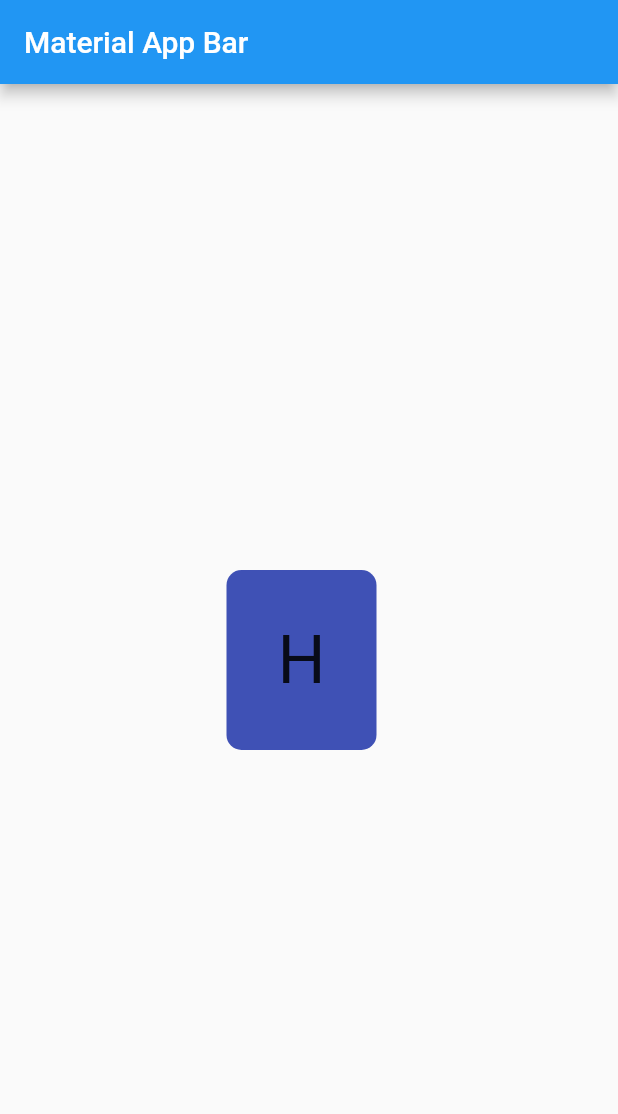
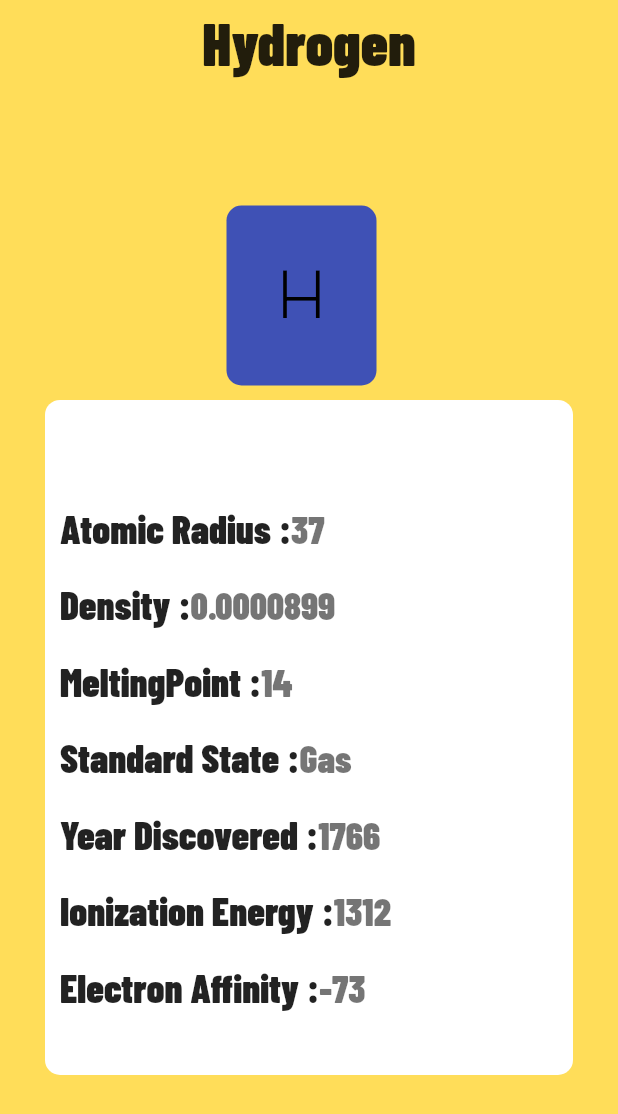
Before and after one commit to shahadatksr/periodo, a Flutter app: the screen it shows after launch, after a tap on an icon or button, on a phone screen of 412 x 824 dp. Shown: the top 1114 px of the screen. Run offline on Flutter 3.47's test engine with Material 2 defaults, Android fonts, the phone set to English and light mode, and no system bars; our stand-ins replace page_transition.

```diff
--- /dev/null
+++ b/lib/constant.dart
@@ -0,0 +1,45 @@
+
+import 'package:flutter/material.dart';
+
+TextStyle kSymbolTextStyle=TextStyle(
+  color: Colors.black,
+  fontFamily: 'Poiret',
+  fontSize: 40,
+  fontWeight: FontWeight.bold,
+  decoration: TextDecoration.none
+);
+
+TextStyle kNameTextStyle=TextStyle(
+  color: Colors.black,
+  fontFamily: 'Barlow',
+  fontSize: 25,
+  //fontWeight: FontWeight.bold,
+  decoration: TextDecoration.none
+);
+
+TextStyle kAppBarTitleTextStyle=TextStyle(
+  color: Colors.black87,
+  fontFamily: 'Barlow',
+  fontSize: 40,
+  //fontWeight: FontWeight.bold,
+  decoration: TextDecoration.none
+);
+
+final yellowColor = const Color(0xfffffdd59);
+
+TextStyle kHeadingTextStyle=TextStyle(
+  color: Colors.black87,
+  fontFamily: 'Barlow',
+  fontSize: 26,
+  //fontWeight: FontWeight.bold,
+  decoration: TextDecoration.none,
+  //textBaseline: TextBaseline.alphabetic,
+);
+TextStyle kSubTextStyle=TextStyle(
+  color: Colors.black54,
+  fontFamily: 'Barlow',
+  fontSize: 25,
+  //fontWeight: FontWeight.bold,
+  decoration: TextDecoration.none,
+  //textBaseline: TextBaseline.alphabetic,
+);
--- a/lib/elementPage.dart
+++ b/lib/elementPage.dart
@@ -1,19 +1,87 @@
 
 import 'package:flutter/material.dart';
+import 'package:flutter/scheduler.dart';
+import 'package:periodo/constant.dart';
 class ElementPage extends StatelessWidget {
   final Map<String, dynamic> jsonVar;
   ElementPage( this.jsonVar);
   @override
   Widget build(BuildContext context) {
+    timeDilation=0.5;
     return MaterialApp(
       debugShowCheckedModeBanner: false,
       title: 'Material App',
       home: Scaffold(
         appBar: AppBar(
-          title: Text('Material App Bar'),
+          backgroundColor: Colors.transparent,
+          elevation: 0,
+          title: Center(
+            child: Text(
+              jsonVar['name'],
+              style: kAppBarTitleTextStyle,
               ),
-        body: Center(
-          child: Hero(
+          ),
+        ),
+        backgroundColor: yellowColor,
+        body: Stack(
+          children: <Widget>[
+            Align(
+              alignment: Alignment(0.0,0.4),
+              child: Container(
+                  height: 450,
+                  margin: EdgeInsets.all(30),
+                  //padding: EdgeInsets.all(5),
+                  decoration: BoxDecoration(
+                    borderRadius: BorderRadius.circular(10),
+                    color: Colors.white,
+                  ),
+                  child: Column(
+                    children: <Widget>[
+                      SizedBox(height: 60,width: MediaQuery.of(context).size.width * 0.9),
+                      //Text("${jsonVar['name']}\n ${jsonVar['atomicMass']} "),
+                      buildTextRow("Atomic Radius","atomicRadius"),
+                      buildTextRow("Density","density"),
+                      buildTextRow("MeltingPoint","meltingPoint"),
+                      buildTextRow("Standard State","standardState"),
+                      buildTextRow("Year Discovered","yearDiscovered"),
+                      buildTextRow("Ionization Energy","ionizationEnergy"),
+                      buildTextRow("Electron Affinity","electronAffinity"),
+                    ],
+                  ),
+              ),
+            ),
+            Align(
+              child: buildHero(),
+              alignment: Alignment(0.0,-0.75),
+              ),
+          ],
+        ),
+      ),
+    );
+  }
+
+  Container buildTextRow(var x,var y) {
+    return Container(
+      padding: EdgeInsets.all(10),
+      child: Row(
+        crossAxisAlignment:CrossAxisAlignment.baseline,
+        textBaseline: TextBaseline.alphabetic,
+        children: <Widget>[
+          Text(
+            '$x :',
+            style: kHeadingTextStyle,
+          ),
+          Text(
+            jsonVar['$y'].toString(),
+            style: kSubTextStyle,
+          )
+        ],
+      ),
+    );
+  }
+
+  Hero buildHero() {
+    return Hero(
           tag: jsonVar['name'],
           child: Container(
             height: 120,
@@ -27,12 +95,7 @@ class ElementPage extends StatelessWidget {
               child: Text(
                 jsonVar['symbol'],
                 textAlign: TextAlign.center,
-                  style: TextStyle(
-                    fontSize: 45
-                  ),
-                  ),
-              ),
-            ),
+                style: kSymbolTextStyle
                 ),
             ),
           ),
--- a/lib/main.dart
+++ b/lib/main.dart
@@ -1,6 +1,8 @@
 import 'dart:convert';
 
 import 'package:flutter/material.dart';
+import 'package:page_transition/page_transition.dart';
+import 'package:periodo/constant.dart';
 
 import 'elementPage.dart';
 import 'widgets/ElementCard.dart';
@@ -21,9 +23,16 @@ class _HomePageState extends State<HomePage> {
   @override
   Widget build(BuildContext context) {
     return Scaffold(
-      backgroundColor: Colors.blueGrey[50],
+      backgroundColor: yellowColor,
       appBar: AppBar(
-        title: Text("Periodo"),
+        title: Center(
+          child: Text(
+            "Periodo",
+            style: kAppBarTitleTextStyle,
+          ),
+        ),
+        backgroundColor: Colors.transparent,
+        elevation: 0,
       ),
       body: Center(
         child: FutureBuilder(
@@ -39,11 +48,11 @@ class _HomePageState extends State<HomePage> {
                     itemBuilder: (BuildContext context, int index) {
                       return FlatButton(
                         onPressed: (){
-                          print(newData[index]);
+                          //print(newData[index]);
                           Navigator.push(context,
-                           MaterialPageRoute(
-                             builder: (BuildContext context)=>
-                             ElementPage(newData[index]),
+                           PageTransition(
+                             type: PageTransitionType.leftToRight,
+                             child:ElementPage(newData[index]),
                            ),
                            );
                         },
--- a/lib/widgets/ElementCard.dart
+++ b/lib/widgets/ElementCard.dart
@@ -1,4 +1,6 @@
 import 'package:flutter/material.dart';
+import 'package:flutter/scheduler.dart';
+import 'package:periodo/constant.dart';
 
 class ElementCard extends StatelessWidget {
   final String tagg;
@@ -10,12 +12,21 @@ class ElementCard extends StatelessWidget {
 
   @override
   Widget build(BuildContext context) {
+    timeDilation=0.5;
     return Container(
       height: 120,
       margin: EdgeInsets.symmetric(vertical: 10),
       decoration: new BoxDecoration(
         color: Colors.white,
         borderRadius: BorderRadius.circular(10),
+        boxShadow: [
+            new BoxShadow(
+              color: Colors.black54,
+              offset: new Offset(0.0, 5.0),
+              blurRadius: 35.0,
+              spreadRadius: 2,
+            )
+          ],
       ),
       //width: MediaQuery.of(context).size.width * 0.9,
       child: Row(
@@ -39,9 +50,7 @@ class ElementCard extends StatelessWidget {
                 child: Text(
                   symbol,
                   textAlign: TextAlign.center,
-                  style: TextStyle(
-                    fontSize: 45
-                  ),
+                  style: kSymbolTextStyle
                   ),
               ),
             ),
@@ -53,9 +62,7 @@ class ElementCard extends StatelessWidget {
               children: <Widget>[
                 Text(
                   name,
-                  style: TextStyle(
-                    fontSize: 20,
-                  ),
+                  style:kNameTextStyle
                   ),
                   Text(
                   "$atomicMass gms",
```
Also changed, not shown: pubspec.yaml (+9 -4 lines), Elements/elements_json.json, assets/BarlowCondensed-Black.ttf (added), assets/PoiretOne-Regular.ttf (added), pubspec.lock. Lines whose indentation alone changed are shown as unchanged.
